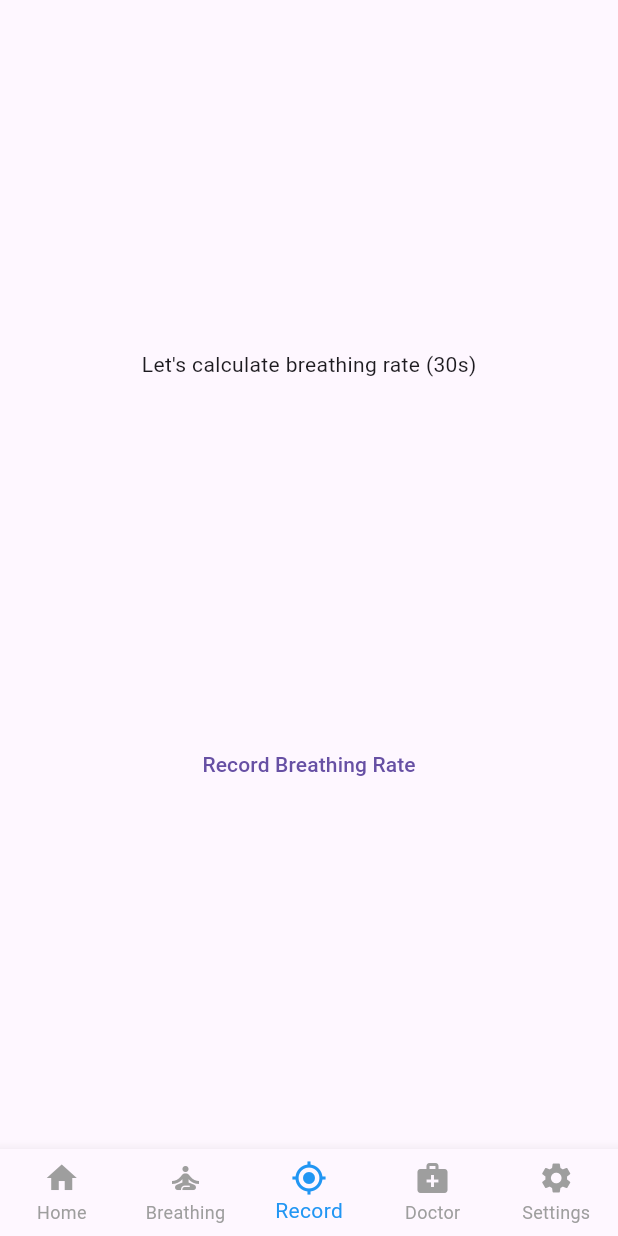
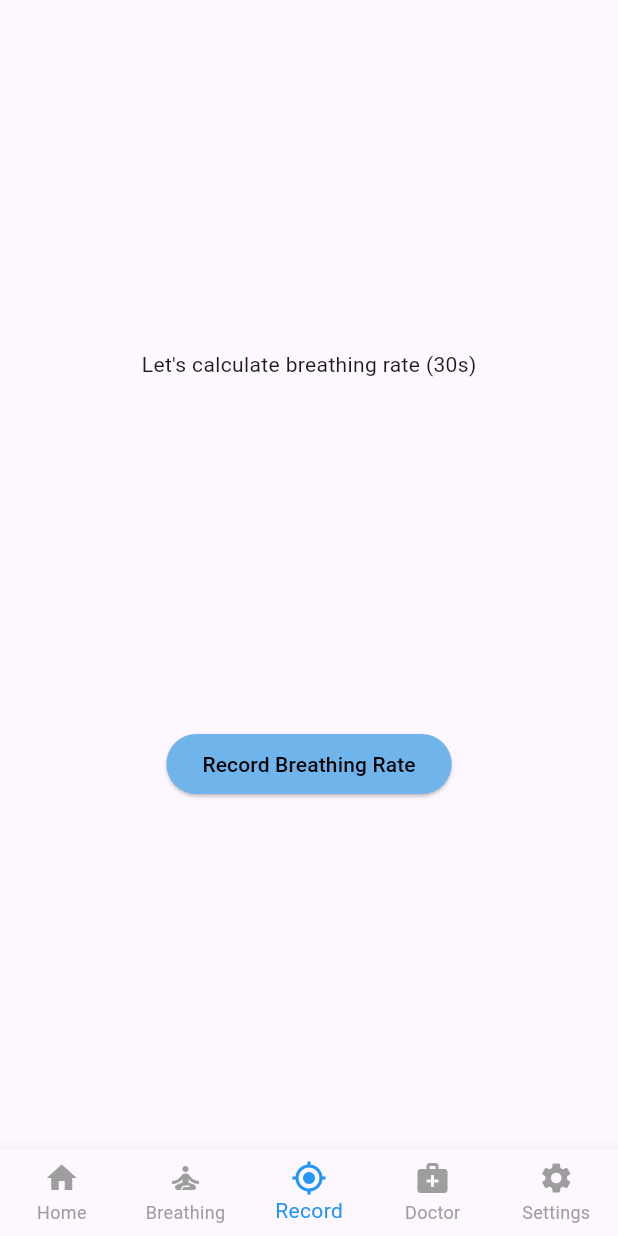
Before and after one commit to michaelLewis04/BreathState, a Flutter app: the screen it shows after launch, item 3 of the bottom bar chosen, on a phone screen of 412 x 824 dp. Run offline on Flutter 3.47's test engine with Material 3 defaults, Android fonts, the phone set to English and light mode, and no system bars; our stand-ins replace permission_handler; missing offline and left inert: flutter_sound.

Commit message:
Changed Button type

```diff
--- a/breath_state/lib/screens/record_screen.dart
+++ b/breath_state/lib/screens/record_screen.dart
@@ -45,7 +45,7 @@ class _RecordScreenState extends State<RecordScreen> {
               ),
             ],
 
-            TextButton(
+            ElevatedButton(
               onPressed: () async {
                 _recorder = SoundRecorder();
                 breathingRate = -1;
@@ -53,8 +53,24 @@ class _RecordScreenState extends State<RecordScreen> {
                 breathingRate = await _recorder.startRecord();
                 setState(() {});
               },
+
+              style: ElevatedButton.styleFrom(
+                backgroundColor: const Color.fromARGB(255, 112, 180, 236),
+                foregroundColor: Colors.black,
+              ),
               child: const Text("Record Breathing Rate"),
             ),
+
+            // TextButton(
+            //   onPressed: () async {
+            //     _recorder = SoundRecorder();
+            //     breathingRate = -1;
+            //     setState(() {});
+            //     breathingRate = await _recorder.startRecord();
+            //     setState(() {});
+            //   },
+            //   child: const Text("Record Breathing Rate"),
+            // ),
 
             //TODO : Add feature to stop recording and breathing rate
 
```
